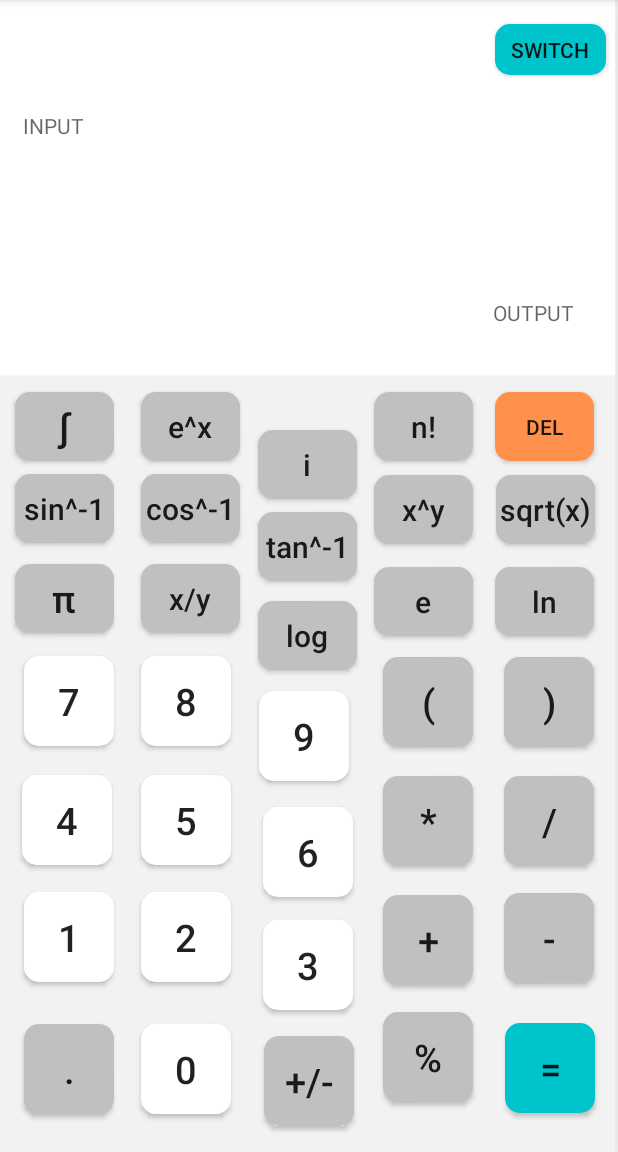
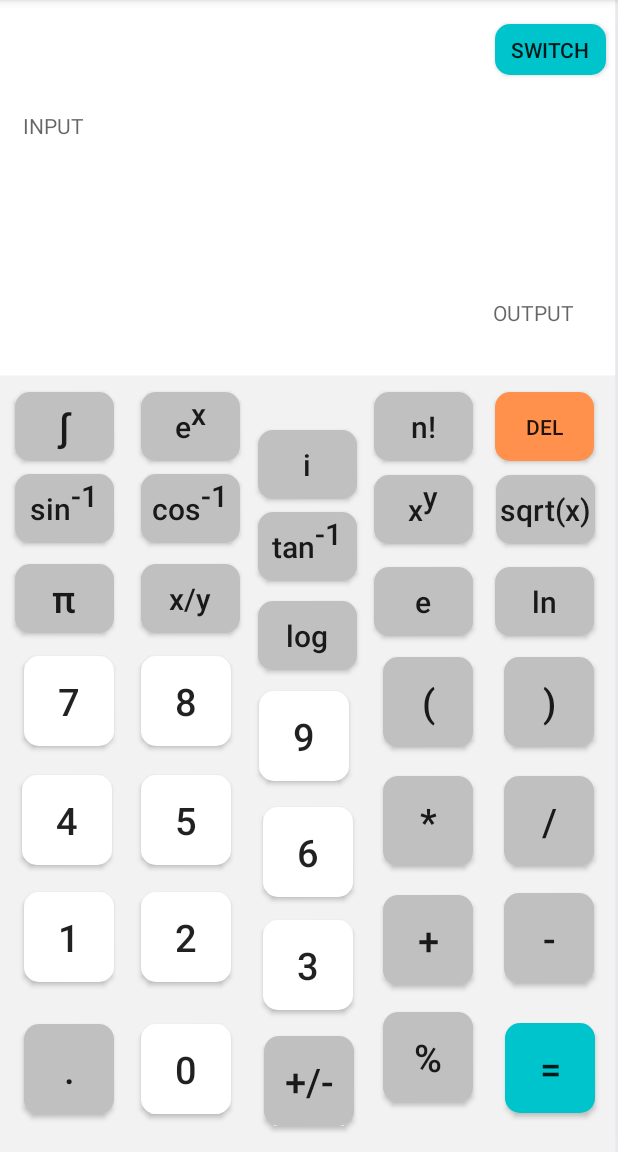
Before and after one commit to shashank-reddy-electromob/calculator, an Android app: the scientific_calculator1 screen opened directly, with no data from a screen before it, on a phone screen of 412 x 824 dp, the part 84-1236 px from its top. Run offline under Robolectric (Android 15) with nearby library versions, the phone set to English and light mode, and no system bars.

Commit message:
calculator layout

```diff
--- a/app/src/main/AndroidManifest.xml
+++ b/app/src/main/AndroidManifest.xml
@@ -8,13 +8,17 @@
         android:label="@string/app_name"
         android:roundIcon="@mipmap/ic_launcher_round"
         android:supportsRtl="true"
-        android:theme="@style/AppTheme">
+        android:theme="@style/AppTheme" >
         <activity android:name=".scientific_calculator1" />
         <activity android:name=".scientific_calculator" />
         <activity android:name=".password_reset" />
         <activity android:name=".otp" />
         <activity android:name=".registeractivity" />
         <activity android:name=".loginactivity" />
+        <activity android:name=".currencyActivity"/>
+        <activity android:name=".unitActivity"/>
+        <activity android:name=".profileActivity"/>
+        <activity android:name=".countryName"/>
         <activity android:name=".activity_main">
             <intent-filter>
                 <action android:name="android.intent.action.MAIN" />
--- a/app/src/main/java/org/electromob/calculator/scientific_calculator.java
+++ b/app/src/main/java/org/electromob/calculator/scientific_calculator.java
@@ -8,7 +8,7 @@ import android.widget.Button;
 
 public class scientific_calculator extends AppCompatActivity {
 
-    Button ten;
+    Button ten,square;
 
     @Override
     protected void onCreate(Bundle savedInstanceState) {
@@ -17,5 +17,8 @@ public class scientific_calculator extends AppCompatActivity {
 
         ten = findViewById(R.id.button9);
         ten.setText(Html.fromHtml("10<sup>x</sup>"));
+
+        square = findViewById(R.id.button36);
+        square.setText(Html.fromHtml("x<sup>2</sup>"));
     }
 }
--- a/app/src/main/java/org/electromob/calculator/scientific_calculator1.java
+++ b/app/src/main/java/org/electromob/calculator/scientific_calculator1.java
@@ -3,12 +3,32 @@ package org.electromob.calculator;
 import androidx.appcompat.app.AppCompatActivity;
 
 import android.os.Bundle;
+import android.text.Html;
+import android.widget.Button;
 
 public class scientific_calculator1 extends AppCompatActivity {
+
+    Button pow,pow_y,sin,cos,tan;
 
     @Override
     protected void onCreate(Bundle savedInstanceState) {
         super.onCreate(savedInstanceState);
         setContentView(R.layout.activity_scientific_calculator1);
+
+        pow = findViewById(R.id.button9);
+        pow.setText(Html.fromHtml("e<sup>x</sup>"));
+
+        pow_y = findViewById(R.id.button36);
+        pow_y.setText(Html.fromHtml("x<sup>y</sup>"));
+
+        sin = findViewById(R.id.button32);
+        sin.setText(Html.fromHtml("sin<sup>-1</sup>"));
+
+        cos = findViewById(R.id.button34);
+        cos.setText(Html.fromHtml("cos<sup>-1</sup>"));
+
+        tan = findViewById(R.id.button35);
+        tan.setText(Html.fromHtml("tan<sup>-1</sup>"));
+
     }
 }
--- a/app/src/main/res/layout/activity_scientific_calculator.xml
+++ b/app/src/main/res/layout/activity_scientific_calculator.xml
@@ -463,7 +463,6 @@
         android:layout_width="66dp"
         android:layout_height="46dp"
         android:background="@drawable/calc_button"
-        android:text="x^2"
         android:textAllCaps="false"
         android:textSize="20dp"
         app:layout_constraintBottom_toBottomOf="parent"
--- a/app/src/main/res/layout/activity_scientific_calculator1.xml
+++ b/app/src/main/res/layout/activity_scientific_calculator1.xml
@@ -77,7 +77,6 @@
         android:layout_width="66dp"
         android:layout_height="46dp"
         android:background="@drawable/calc_button"
-        android:text="e^x"
         android:textAllCaps="false"
         android:textSize="20dp"
         app:layout_constraintBottom_toBottomOf="parent"
@@ -402,7 +401,6 @@
         android:layout_height="46dp"
         android:layout_marginTop="8dp"
         android:background="@drawable/calc_button"
-        android:text="sin^-1"
         android:textSize="20dp"
         android:textAllCaps="false"
         app:layout_constraintBottom_toBottomOf="parent"
@@ -433,7 +431,6 @@
         android:layout_height="46dp"
         android:layout_marginTop="8dp"
         android:background="@drawable/calc_button"
-        android:text="cos^-1"
         android:textSize="20dp"
         android:textAllCaps="false"
         app:layout_constraintBottom_toBottomOf="parent"
@@ -448,7 +445,6 @@
         android:layout_width="66dp"
         android:layout_height="46dp"
         android:background="@drawable/calc_button"
-        android:text="tan^-1"
         android:textSize="20dp"
         android:textAllCaps="false"
         app:layout_constraintBottom_toBottomOf="parent"
@@ -463,7 +459,6 @@
         android:layout_width="66dp"
         android:layout_height="46dp"
         android:background="@drawable/calc_button"
-        android:text="x^y"
         android:textAllCaps="false"
         android:textSize="20dp"
         app:layout_constraintBottom_toBottomOf="parent"
```
